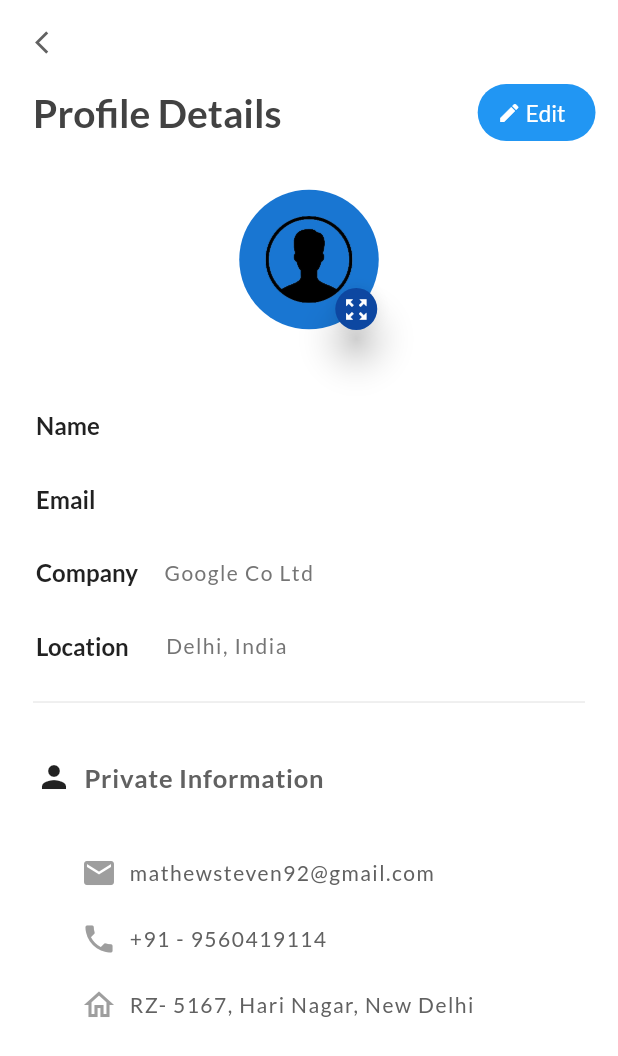
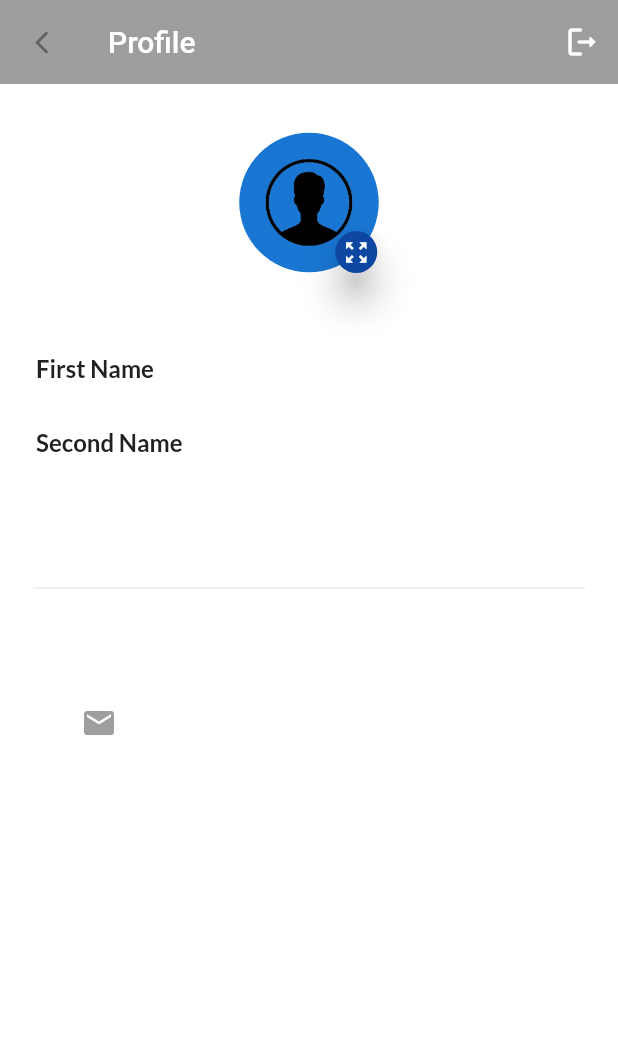
Before and after one commit to njengadanny/flutter_RateMatatuDriver, a Flutter app: the ProfilePage screen opened by its route, on a phone screen of 412 x 824 dp. Shown: the top 1056 px of the screen. Run offline on Flutter 3.47's test engine with Material 2 defaults, Android fonts, the phone set to English and light mode, and no system bars; our stand-ins replace cloud_firestore, firebase_auth, firebase_core, firebase_database, fluttertoast, font_awesome_flutter and 5 more; accounts and stored records are empty.

Commit message:
updated the profile page

```diff
--- a/login_signup/lib/main.dart
+++ b/login_signup/lib/main.dart
@@ -19,7 +19,7 @@ class MyApp extends StatelessWidget {
   @override
   Widget build(BuildContext context) {
     return MaterialApp(
-      initialRoute: 'home_feed',
+      initialRoute: 'login',
       routes: {
         'splash_screen': (context) => SplashScreen(title: 'Splash'),
         'login': (context) =>  LoginScreen(),
--- a/login_signup/lib/profile2.dart
+++ b/login_signup/lib/profile2.dart
@@ -35,7 +35,7 @@ class _ProfilePageState extends State<ProfilePage> {
     return Scaffold(
       appBar: AppBar(
         elevation: 0,
-        backgroundColor: Colors.white,
+        backgroundColor: Colors.grey,
         leading: InkWell(
           onTap: () {
             Navigator.pop(context);
@@ -46,58 +46,67 @@ class _ProfilePageState extends State<ProfilePage> {
             size: 18,
           ),
         ),
+        actions: <Widget>[
+          IconButton(
+              icon: const Icon(Icons.logout_rounded),
+              onPressed: () {
+                logout(context);
+                //Implement logout functionality
+              }),
+        ],
+        title: const Text('Profile',),
       ),
       backgroundColor: Colors.white,
       body: Column(
         children: [
-          Row(
-            mainAxisAlignment: MainAxisAlignment.spaceBetween,
-            children: [
-              Padding(
-                padding: const EdgeInsets.only(left: 22.0),
-                child: Text(
-                  'Profile Details',
-                  style: GoogleFonts.lato(
-                      color: Colors.grey[800],
-                      fontSize: 26,
-                      letterSpacing: 0,
-                      fontWeight: FontWeight.bold),
-                ),
-              ),
-              Padding(
-                padding: const EdgeInsets.only(right: 15.0),
-                child: Container(
-                  decoration: const BoxDecoration(
-                      color: Colors.blue,
-                      borderRadius: BorderRadius.all(Radius.circular(40))),
-                  child: Padding(
-                    padding: const EdgeInsets.only(
-                        left: 13, right: 20, top: 10, bottom: 10),
-                    child: Row(
-                      children: [
-                        const Icon(
-                          Icons.edit,
-                          color: Colors.white,
-                          size: 16,
-                        ),
-                        const SizedBox(
-                          width: 3,
-                        ),
-                        Text(
-                          'Edit',
-                          style: GoogleFonts.lato(
-                              color: Colors.white,
-                              fontSize: 15,
-                              letterSpacing: 0,
-                              fontWeight: FontWeight.normal),
-                        ),
-                      ],
-                    ),
-                  ),
-                ),
-              ),
-            ],
-          ),
+          // Row(
+          //   mainAxisAlignment: MainAxisAlignment.spaceBetween,
+          //   children: [
+          //     Padding(
+          //       padding: const EdgeInsets.only(left: 22.0),
+          //       child: Text(
+          //         'Profile Details',
+          //         style: GoogleFonts.lato(
+          //             color: Colors.grey[800],
+          //             fontSize: 26,
+          //             letterSpacing: 0,
+          //             fontWeight: FontWeight.bold),
+          //       ),
+          //     ),
+          //     Padding(
+          //       padding: const EdgeInsets.only(right: 15.0),
+          //       child: Container(
+          //         decoration: const BoxDecoration(
+          //             color: Colors.blue,
+          //             borderRadius: BorderRadius.all(Radius.circular(40))),
+          //         child: Padding(
+          //           padding: const EdgeInsets.only(
+          //               left: 13, right: 20, top: 10, bottom: 10),
+          //           child: Row(
+          //             children: [
+          //               const Icon(
+          //                 Icons.logout_rounded,
+          //                 color: Colors.white,
+          //                 size: 16,
+          //               ),
+          //               const SizedBox(
+          //                 width: 3,
+          //               ),
+          //               Text(
+          //                 'Log Out',
+          //                 style: GoogleFonts.lato(
+          //                     color: Colors.white,
+          //                     fontSize: 15,
+          //                     letterSpacing: 0,
+          //                     fontWeight: FontWeight.normal),
+          //               ),
+          //             ],
+          //           ),
+          //         ),
+          //       ),
+          //     ),
+          //   ],
+          // ),
           Center(
             child: Container(
               decoration: const BoxDecoration(color: Colors.white),
@@ -144,7 +153,7 @@ class _ProfilePageState extends State<ProfilePage> {
               Padding(
                 padding: const EdgeInsets.only(left: 24.0),
                 child: Text(
-                  'Name ',
+                  'First Name ',
                   style: GoogleFonts.lato(
                       color: Colors.grey[900],
                       fontSize: 16,
@@ -155,7 +164,7 @@ class _ProfilePageState extends State<ProfilePage> {
               Padding(
                 padding: const EdgeInsets.only(left: 37.0),
                 child: Text(
-                  "${loggedInUser.firstName} ${loggedInUser.secondName}",
+                  "${loggedInUser.firstName}",
                   style: GoogleFonts.lato(
                       color: Colors.grey[600],
                       fontSize: 14,
@@ -173,7 +182,7 @@ class _ProfilePageState extends State<ProfilePage> {
               Padding(
                 padding: const EdgeInsets.only(left: 24.0),
                 child: Text(
-                  'Email ',
+                  'Second Name ',
                   style: GoogleFonts.lato(
                       color: Colors.grey[900],
                       fontSize: 16,
@@ -184,7 +193,7 @@ class _ProfilePageState extends State<ProfilePage> {
               Padding(
                 padding: const EdgeInsets.only(left: 37.0),
                 child: Text(
-                  '${loggedInUser.email}',
+                  '${loggedInUser.secondName}',
                   style: GoogleFonts.lato(
                       color: Colors.grey[600],
                       fontSize: 14,
@@ -197,61 +206,61 @@ class _ProfilePageState extends State<ProfilePage> {
           const SizedBox(
             height: 30,
           ),
-          Row(
-            children: [
-              Padding(
-                padding: const EdgeInsets.only(left: 24.0),
-                child: Text(
-                  'Company ',
-                  style: GoogleFonts.lato(
-                      color: Colors.grey[900],
-                      fontSize: 16,
-                      letterSpacing: 0,
-                      fontWeight: FontWeight.bold),
-                ),
-              ),
-              Padding(
-                padding: const EdgeInsets.only(left: 14.0),
-                child: Text(
-                  'Google Co Ltd',
-                  style: GoogleFonts.lato(
-                      color: Colors.grey[600],
-                      fontSize: 14,
-                      letterSpacing: 1,
-                      fontWeight: FontWeight.normal),
-                ),
-              ),
-            ],
-          ),
+          // Row(
+          //   children: [
+          //     Padding(
+          //       padding: const EdgeInsets.only(left: 24.0),
+          //       child: Text(
+          //         'Email ',
+          //         style: GoogleFonts.lato(
+          //             color: Colors.grey[900],
+          //             fontSize: 16,
+          //             letterSpacing: 0,
+          //             fontWeight: FontWeight.bold),
+          //       ),
+          //     ),
+          //     Padding(
+          //       padding: const EdgeInsets.only(left: 14.0),
+          //       child: Text(
+          //         '${loggedInUser.email}',
+          //         style: GoogleFonts.lato(
+          //             color: Colors.grey[600],
+          //             fontSize: 14,
+          //             letterSpacing: 1,
+          //             fontWeight: FontWeight.normal),
+          //       ),
+          //     ),
+          //   ],
+          // ),
           const SizedBox(
             height: 30,
           ),
-          Row(
-            children: [
-              Padding(
-                padding: const EdgeInsets.only(left: 24.0),
-                child: Text(
-                  'Location ',
-                  style: GoogleFonts.lato(
-                      color: Colors.grey[900],
-                      fontSize: 16,
-                      letterSpacing: 0,
-                      fontWeight: FontWeight.bold),
-                ),
-              ),
-              Padding(
-                padding: const EdgeInsets.only(left: 14.0),
-                child: Text(
-                  '  Delhi, India',
-                  style: GoogleFonts.lato(
-                      color: Colors.grey[600],
-                      fontSize: 14,
-                      letterSpacing: 1,
-                      fontWeight: FontWeight.normal),
-                ),
-              ),
-            ],
-          ),
+          // Row(
+          //   children: [
+          //     Padding(
+          //       padding: const EdgeInsets.only(left: 24.0),
+          //       child: Text(
+          //         'Location ',
+          //         style: GoogleFonts.lato(
+          //             color: Colors.grey[900],
+          //             fontSize: 16,
+          //             letterSpacing: 0,
+          //             fontWeight: FontWeight.bold),
+          //       ),
+          //     ),
+          //     Padding(
+          //       padding: const EdgeInsets.only(left: 14.0),
+          //       child: Text(
+          //         '  Delhi, India',
+          //         style: GoogleFonts.lato(
+          //             color: Colors.grey[600],
+          //             fontSize: 14,
+          //             letterSpacing: 1,
+          //             fontWeight: FontWeight.normal),
+          //       ),
+          //     ),
+          //   ],
+          // ),
           const SizedBox(
             height: 20,
           ),
@@ -262,26 +271,26 @@ class _ProfilePageState extends State<ProfilePage> {
           const SizedBox(
             height: 30,
           ),
-          Row(
-            mainAxisAlignment: MainAxisAlignment.start,
-            children: [
-              const Padding(
-                padding: EdgeInsets.only(left: 24.0),
-                child: Icon(Icons.person),
-              ),
-              Padding(
-                padding: const EdgeInsets.only(left: 8.0),
-                child: Text(
-                  'Private Information',
-                  style: GoogleFonts.lato(
-                      color: Colors.grey[700],
-                      fontSize: 17,
-                      letterSpacing: 0.5,
-                      fontWeight: FontWeight.bold),
-                ),
-              ),
-            ],
-          ),
+          // Row(
+          //   mainAxisAlignment: MainAxisAlignment.start,
+          //   children: [
+          //     const Padding(
+          //       padding: EdgeInsets.only(left: 24.0),
+          //       child: Icon(Icons.person),
+          //     ),
+          //     Padding(
+          //       padding: const EdgeInsets.only(left: 8.0),
+          //       child: Text(
+          //         'Private Information',
+          //         style: GoogleFonts.lato(
+          //             color: Colors.grey[700],
+          //             fontSize: 17,
+          //             letterSpacing: 0.5,
+          //             fontWeight: FontWeight.bold),
+          //       ),
+          //     ),
+          //   ],
+          // ),
           const SizedBox(
             height: 40,
           ),
@@ -295,7 +304,7 @@ class _ProfilePageState extends State<ProfilePage> {
               Padding(
                 padding: const EdgeInsets.only(left: 8.0),
                 child: Text(
-                  'mathewsteven92@gmail.com',
+                  '${loggedInUser.email}',
                   style: GoogleFonts.lato(
                       color: Colors.grey[700],
                       fontSize: 14,
@@ -308,51 +317,56 @@ class _ProfilePageState extends State<ProfilePage> {
           const SizedBox(
             height: 20,
           ),
-          Row(
-            mainAxisAlignment: MainAxisAlignment.start,
-            children: [
-              Padding(
-                padding: const EdgeInsets.only(left: 54.0),
-                child: Icon(Icons.phone, color: Colors.grey[500]),
-              ),
-              Padding(
-                padding: const EdgeInsets.only(left: 8.0),
-                child: Text(
-                  '+91 - 9560419114',
-                  style: GoogleFonts.lato(
-                      color: Colors.grey[700],
-                      fontSize: 14,
-                      letterSpacing: 1,
-                      fontWeight: FontWeight.normal),
-                ),
-              ),
-            ],
-          ),
-          const SizedBox(
-            height: 20,
-          ),
-          Row(
-            mainAxisAlignment: MainAxisAlignment.start,
-            children: [
-              Padding(
-                padding: const EdgeInsets.only(left: 54.0),
-                child: Icon(Icons.home_outlined, color: Colors.grey[500]),
-              ),
-              Padding(
-                padding: const EdgeInsets.only(left: 8.0),
-                child: Text(
-                  'RZ- 5167, Hari Nagar, New Delhi',
-                  style: GoogleFonts.lato(
-                      color: Colors.grey[700],
-                      fontSize: 14,
-                      letterSpacing: 1,
-                      fontWeight: FontWeight.normal),
-                ),
-              ),
-            ],
-          ),
+          // Row(
+          //   mainAxisAlignment: MainAxisAlignment.start,
+          //   children: [
+          //     Padding(
+          //       padding: const EdgeInsets.only(left: 54.0),
+          //       child: Icon(Icons.phone, color: Colors.grey[500]),
+          //     ),
+          //     Padding(
+          //       padding: const EdgeInsets.only(left: 8.0),
+          //       child: Text(
+          //         '+91 - 9560419114',
+          //         style: GoogleFonts.lato(
+          //             color: Colors.grey[700],
+          //             fontSize: 14,
+          //             letterSpacing: 1,
+          //             fontWeight: FontWeight.normal),
+          //       ),
+          //     ),
+          //   ],
+          // ),
+          // const SizedBox(
+          //   height: 20,
+          // ),
+          // Row(
+          //   mainAxisAlignment: MainAxisAlignment.start,
+          //   children: [
+          //     Padding(
+          //       padding: const EdgeInsets.only(left: 54.0),
+          //       child: Icon(Icons.home_outlined, color: Colors.grey[500]),
+          //     ),
+          //     Padding(
+          //       padding: const EdgeInsets.only(left: 8.0),
+          //       child: Text(
+          //         'RZ- 5167, Hari Nagar, New Delhi',
+          //         style: GoogleFonts.lato(
+          //             color: Colors.grey[700],
+          //             fontSize: 14,
+          //             letterSpacing: 1,
+          //             fontWeight: FontWeight.normal),
+          //       ),
+          //     ),
+          //   ],
+          // ),
         ],
       ),
     );
   }
+  Future<void> logout(BuildContext context) async {
+    await FirebaseAuth.instance.signOut();
+    Navigator.of(context).pushReplacement(
+        MaterialPageRoute(builder: (context) => const LoginScreen()));
+  }
 }
```
Also changed, not shown: login_signup/pubspec.lock, 1 other file.
